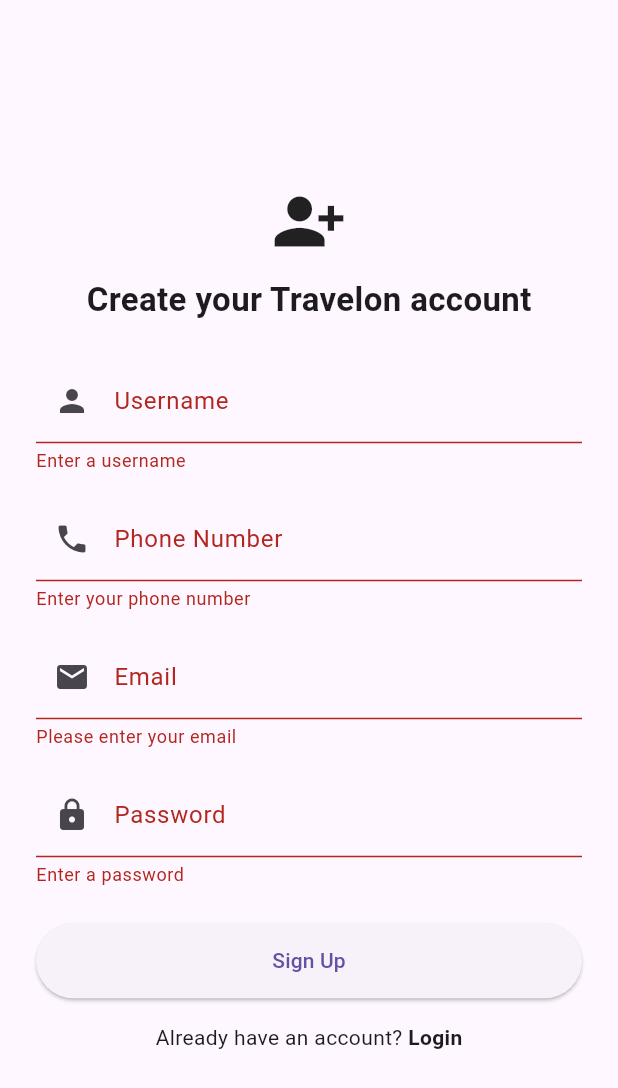
After one commit to Team-EXYTE/Travelon-mobile, a Flutter app: the SignupPage screen opened directly, after a tap on "Sign Up", on a phone screen of 412 x 824 dp. The commit adds this screen. Shown: the top 1088 px of the screen. Run offline on Flutter 3.47's test engine with Material 3 defaults, Android fonts, the phone set to English and light mode, and no system bars; our stand-ins replace file_picker, flutter_map, geolocator, latlong2.

Commit message:
Added login, signup

```diff
--- a/lib/screens/profile_screen.dart
+++ b/lib/screens/profile_screen.dart
@@ -156,7 +156,7 @@ class UserProfilePage extends StatelessWidget {
                     ),
                     const SizedBox(height: 4),
                     const Text(
-                      'Since 5 January 2025',
+                      'Since 2 January 2025',
                       style: TextStyle(color: Colors.white70, fontSize: 13),
                     ),
                     const SizedBox(height: 10),
--- /dev/null
+++ b/lib/screens/signup_screen.dart
@@ -0,0 +1,122 @@
+import 'package:flutter/material.dart';
+
+class SignupPage extends StatefulWidget {
+  const SignupPage({super.key});
+
+  @override
+  // ignore: library_private_types_in_public_api
+  _SignupPageState createState() => _SignupPageState();
+}
+
+class _SignupPageState extends State<SignupPage> {
+  final _formKey = GlobalKey<FormState>();
+  final _usernameController = TextEditingController();
+  final _phoneController = TextEditingController();
+  final _emailController = TextEditingController();
+  final _passwordController = TextEditingController();
+
+  void _signup() {
+    if (_formKey.currentState!.validate()) {
+      ScaffoldMessenger.of(context).showSnackBar(
+        SnackBar(content: Text("Signing up...")),
+      );
+      // TODO: Implement actual sign-up logic
+    }
+  }
+
+  String? _validateEmail(String? value) {
+    final emailRegex = RegExp(r"^[\w-.]+@([\w-]+\.)+[\w-]{2,4}$");
+    if (value == null || value.isEmpty) return "Please enter your email";
+    if (!emailRegex.hasMatch(value)) return "Enter a valid email";
+    return null;
+  }
+
+  @override
+  Widget build(BuildContext context) {
+    return Scaffold(
+      body: Center(
+        child: Padding(
+          padding: const EdgeInsets.symmetric(horizontal: 24.0),
+          child: SingleChildScrollView(
+            child: Form(
+              key: _formKey,
+              child: Column(
+                children: [
+                  Icon(Icons.person_add_alt_1, size: 50),
+                  SizedBox(height: 12),
+                  Text("Create your Travelon account", style: TextStyle(fontSize: 22, fontWeight: FontWeight.bold)),
+                  SizedBox(height: 24),
+                  TextFormField(
+                    controller: _usernameController,
+                    decoration: InputDecoration(
+                      labelText: 'Username',
+                      prefixIcon: Icon(Icons.person),
+                    ),
+                    validator: (value) => value == null || value.isEmpty ? 'Enter a username' : null,
+                  ),
+                  SizedBox(height: 16),
+                  TextFormField(
+                    controller: _phoneController,
+                    decoration: InputDecoration(
+                      labelText: 'Phone Number',
+                      prefixIcon: Icon(Icons.phone),
+                    ),
+                    keyboardType: TextInputType.phone,
+                    validator: (value) {
+                      if (value == null || value.isEmpty) return 'Enter your phone number';
+                      if (value.length < 10) return 'Enter a valid phone number';
+                      return null;
+                    },
+                  ),
+                  SizedBox(height: 16),
+                  TextFormField(
+                    controller: _emailController,
+                    decoration: InputDecoration(
+                      labelText: 'Email',
+                      prefixIcon: Icon(Icons.email),
+                    ),
+                    validator: _validateEmail,
+                  ),
+                  SizedBox(height: 16),
+                  TextFormField(
+                    controller: _passwordController,
+                    obscureText: true,
+                    decoration: InputDecoration(
+                      labelText: 'Password',
+                      prefixIcon: Icon(Icons.lock),
+                    ),
+                    validator: (value) {
+                      if (value == null || value.isEmpty) return 'Enter a password';
+                      if (value.length < 6) return 'Password must be at least 6 characters';
+                      return null;
+                    },
+                  ),
+                  SizedBox(height: 24),
+                  ElevatedButton(
+                    onPressed: _signup,
+                    style: ElevatedButton.styleFrom(
+                      minimumSize: Size(double.infinity, 50),
+                      shape: RoundedRectangleBorder(borderRadius: BorderRadius.circular(30)),
+                    ),
+                    child: Text("Sign Up"),
+                  ),
+                  SizedBox(height: 16),
+                  Row(
+                    mainAxisAlignment: MainAxisAlignment.center,
+                    children: [
+                      Text("Already have an account? "),
+                      GestureDetector(
+                        onTap: () => Navigator.pop(context),
+                        child: Text("Login", style: TextStyle(fontWeight: FontWeight.bold)),
+                      ),
+                    ],
+                  )
+                ],
+              ),
+            ),
+          ),
+        ),
+      ),
+    );
+  }
+}
```
Also changed, not shown: lib/main.dart (+7 -0 lines), lib/screens/login_screen.dart (added, +106 -0 lines), lib/screens/settings_screen.dart (+10 -2 lines).
